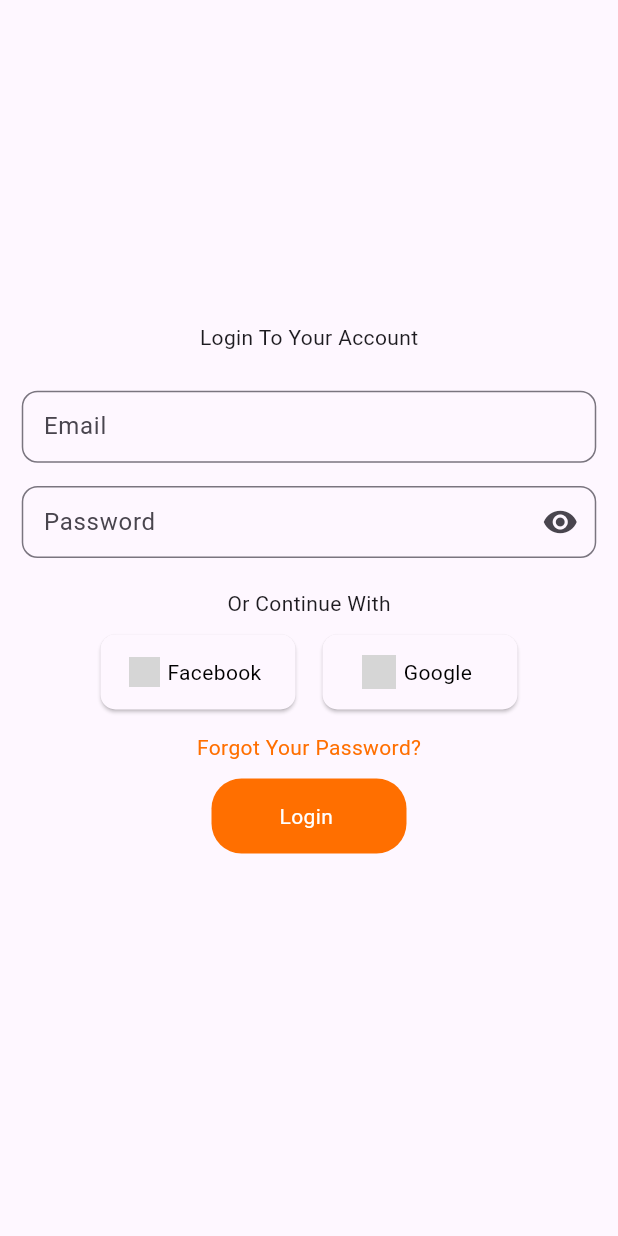
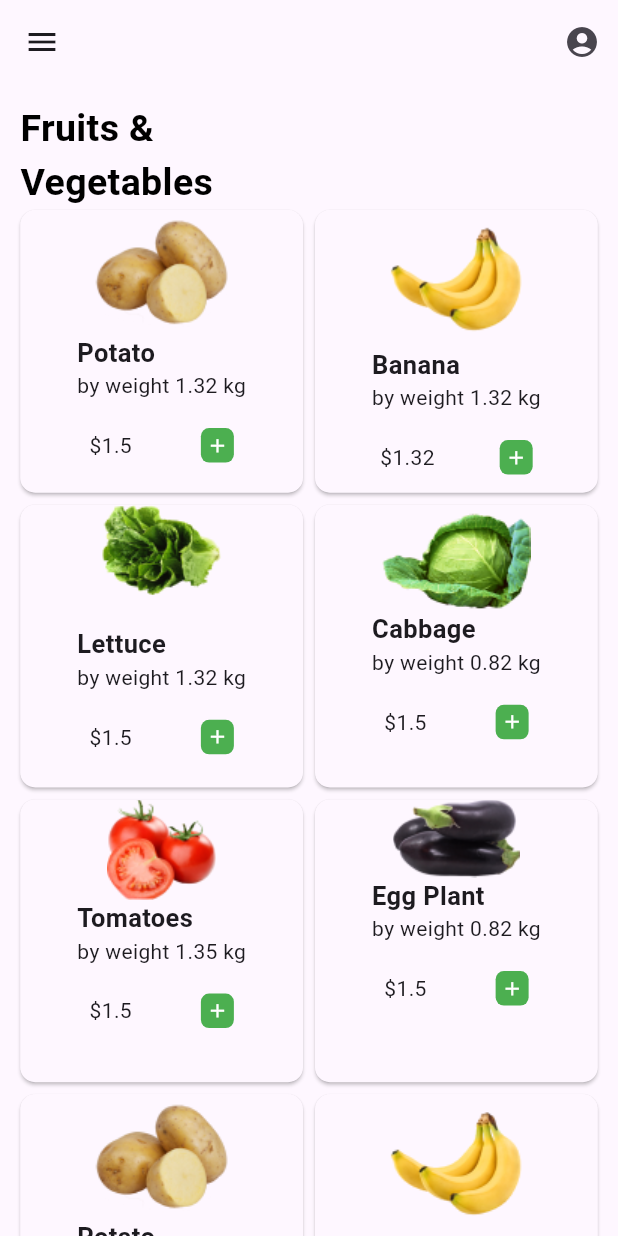
Before and after one commit to awisa-cpu/VegeMarket, a Flutter app: the screen it shows after launch, on a phone screen of 412 x 824 dp. Run offline on Flutter 3.47's test engine with Material 2 defaults, Android fonts, the phone set to English and light mode, and no system bars; our stand-ins replace firebase_auth, firebase_core; accounts and stored records are empty; grey boxes are pictures that could not be loaded.

Commit message:
added the allproducts page, single product and other assets

```diff
--- /dev/null
+++ b/lib/Controllers/product_controller.dart
@@ -0,0 +1,54 @@
+import 'dart:collection';
+
+import 'package:flutter/foundation.dart';
+import 'package:shopcart/models/product.dart';
+import 'package:shopcart/services/database/product_repository.dart';
+
+class ProductProvider extends ChangeNotifier {
+  //contain all the products
+  final List<Product> _products = ProductsRepo().products;
+
+  final List<Product> _cart = [];
+
+  double totalPrice = 0;
+
+  //to retrive all the products in cart
+  UnmodifiableListView<Product> get cart => UnmodifiableListView(_cart);
+
+  //to retrive all the products
+  UnmodifiableListView<Product> get products => UnmodifiableListView(_products);
+
+  List<Product> getProductsByCategoryId({required int categoryId}) {
+    final newProducts = _products
+        .where((product) => product.categoryId == categoryId) as List<Product>;
+    notifyListeners();
+    return newProducts;
+  }
+
+  void addToCart({required Product product}) {
+    _cart.add(product);
+    notifyListeners();
+  }
+
+  void removeFromCart({required Product product}) {
+    if (_cart.contains(product)) {
+      _cart.remove(product);
+    }
+    notifyListeners();
+  }
+
+  void clearCart() {
+    _cart.clear();
+    notifyListeners();
+  }
+
+  double getCartTotalPrice() {
+    if (_cart.isNotEmpty) {
+      for (var item in _cart) {
+        totalPrice = totalPrice + item.price;
+      }
+    }
+    notifyListeners();
+    return totalPrice;
+  }
+}
--- a/lib/Views/home.dart
+++ /dev/null
@@ -1,10 +0,0 @@
-import 'package:flutter/material.dart';
-
-class Home extends StatelessWidget {
-  const Home({super.key});
-
-  @override
-  Widget build(BuildContext context) {
-    return const Placeholder();
-  }
-}
--- /dev/null
+++ b/lib/Views/product_views/home_product.dart
@@ -0,0 +1,71 @@
+import 'package:flutter/material.dart';
+import 'package:provider/provider.dart';
+import 'package:shopcart/Controllers/product_controller.dart';
+import 'package:shopcart/Views/product_views/single_product.dart';
+
+class HomeProduct extends StatelessWidget {
+  const HomeProduct({super.key});
+
+  @override
+  Widget build(BuildContext context) {
+    final allProducts = context.read<ProductProvider>().products;
+
+    //
+    return Scaffold(
+      appBar: AppBar(
+        leading: IconButton(onPressed: () {}, icon: const Icon(Icons.menu)),
+        actions: [
+          IconButton(onPressed: () {}, icon: const Icon(Icons.account_circle))
+        ],
+      ),
+
+      //body
+      body: SingleChildScrollView(
+        child: Padding(
+          padding: const EdgeInsets.symmetric(horizontal: 13.5, vertical: 12),
+          child: Column(
+            crossAxisAlignment: CrossAxisAlignment.start,
+            children: [
+
+              //
+              const Text(
+                'Fruits &',
+                style: TextStyle(
+                    fontSize: 25,
+                    color: Colors.black,
+                    fontWeight: FontWeight.bold),
+              ),
+
+              //
+              const Text(
+                'Vegetables',
+                style: TextStyle(
+                    fontSize: 25,
+                    color: Colors.black,
+                    fontWeight: FontWeight.bold),
+              ),
+
+              //all products
+              GridView.builder(
+                physics: const ScrollPhysics(),
+                shrinkWrap: true,
+                gridDelegate: const SliverGridDelegateWithFixedCrossAxisCount(
+                  crossAxisCount: 2,
+                  mainAxisSpacing: 8,
+                  crossAxisSpacing: 8,
+                ),
+                itemCount: allProducts.length,
+                itemBuilder: (context, index) {
+                  final product = allProducts[index];
+                  return SingleProduct(product: product);
+                },
+              )
+            ],
+          ),
+        ),
+      ),
+
+      //bottom nav bar
+    );
+  }
+}
--- /dev/null
+++ b/lib/Views/product_views/single_product.dart
@@ -0,0 +1,77 @@
+import 'package:flutter/material.dart';
+import 'package:shopcart/models/product.dart';
+
+class SingleProduct extends StatelessWidget {
+  const SingleProduct({
+    super.key,
+    required this.product,
+  });
+
+  final Product product;
+
+  @override
+  Widget build(BuildContext context) {
+    //
+    return Material(
+      elevation: 1.0,
+      borderRadius: BorderRadius.circular(10),
+      child: SizedBox(
+        height: 200,
+        width: 200,
+        child: Column(
+          mainAxisSize: MainAxisSize.min,
+          children: [
+            Image.asset(product.image!),
+
+            //
+            Column(
+              crossAxisAlignment: CrossAxisAlignment.start,
+              mainAxisSize: MainAxisSize.min,
+              children: [
+                Text(
+                  product.name,
+                  style: const TextStyle(
+                      fontWeight: FontWeight.bold, fontSize: 17),
+                ),
+                Text('by weight ${product.weight ?? 0.0} kg'),
+              ],
+            ),
+
+            //
+            const SizedBox(
+              height: 18.4,
+            ),
+
+            //
+            Row(
+              mainAxisAlignment: MainAxisAlignment.spaceEvenly,
+              children: [
+                Text('\$${product.price.toString()}'),
+
+                //
+                GestureDetector(
+                  onTap: () {
+                    //add to cart
+                  },
+                  child: Container(
+                    height: 23,
+                    width: 22,
+                    decoration: BoxDecoration(
+                      color: Colors.green,
+                      borderRadius: BorderRadius.circular(5.5),
+                    ),
+                    child: const Icon(
+                      Icons.add,
+                      size: 15,
+                      color: Colors.white,
+                    ),
+                  ),
+                )
+              ],
+            ),
+          ],
+        ),
+      ),
+    );
+  }
+}
--- a/lib/main.dart
+++ b/lib/main.dart
@@ -1,7 +1,10 @@
 import 'package:flutter/material.dart';
-import 'package:shopcart/Views/auth_views/sign_in.dart';
+import 'package:provider/provider.dart';
+import 'package:shopcart/Controllers/product_controller.dart';
+import 'package:shopcart/Views/product_views/home_product.dart';
 
 void main() {
+  WidgetsFlutterBinding.ensureInitialized();
   runApp(const MyApp());
 }
 
@@ -11,14 +14,17 @@ class MyApp extends StatelessWidget {
   // This widget is the root of your application.
   @override
   Widget build(BuildContext context) {
-    return MaterialApp(
-      title: 'Vege Market',
-      debugShowCheckedModeBanner: false,
-      theme: ThemeData(
-        colorScheme: ColorScheme.fromSeed(seedColor: Colors.deepPurple),
-        useMaterial3: true,
+    return ChangeNotifierProvider(
+      create: (_) => ProductProvider(),
+      child: MaterialApp(
+        title: 'Vege Market',
+        debugShowCheckedModeBanner: false,
+        theme: ThemeData(
+          colorScheme: ColorScheme.fromSeed(seedColor: Colors.deepPurple),
+          useMaterial3: true,
+        ),
+        home: const HomeProduct(),
       ),
-      home: const SignInView(),
     );
   }
 }
--- /dev/null
+++ b/lib/models/category.dart
@@ -0,0 +1,17 @@
+import 'package:shopcart/models/product.dart';
+
+class Category {
+  //>id,name,products
+
+  final int id;
+  final String name;
+  String? description;
+  final List<Product> products;
+
+  Category({
+    required this.id,
+    required this.name,
+    this.description,
+    required this.products,
+  });
+}
--- /dev/null
+++ b/lib/models/order.dart
@@ -0,0 +1,15 @@
+import 'package:shopcart/models/product.dart';
+
+class Order {
+  //>id,products,total_price
+
+  final String id;
+  final List<Product> products;
+  final double totalPrice;
+
+  Order({
+    required this.id,
+    required this.products,
+    required this.totalPrice,
+  });
+}
--- /dev/null
+++ b/lib/models/product.dart
@@ -0,0 +1,23 @@
+class Product {
+//>id,name,description,price,image,
+
+
+  final int id;
+  final int categoryId;
+  final String name;
+  String? description;
+  final double price;
+   double? weight;
+  String? image;
+
+
+  Product({
+    required this.id,
+    required this.categoryId,
+    required this.name,
+    this.description,
+    required this.price,
+    this.image,
+    this.weight
+  });
+}
--- /dev/null
+++ b/lib/services/database/product_repository.dart
@@ -0,0 +1,118 @@
+import 'package:shopcart/models/product.dart';
+
+class ProductsRepo {
+  final List<Product> _products = [
+    Product(
+      id: 1,
+      categoryId: 1,
+      name: 'Potato',
+      price: 1.5,
+      description: 'Thi is is a carbohydrate food',
+      image: 'lib/images/products/potato.png',
+      weight: 1.32
+    ),
+    Product(
+      id: 2,
+      categoryId: 2,
+      name: 'Banana',
+      price: 1.32,
+      description: 'Thi is is a carbohydrate food',
+      image: 'lib/images/products/banana.png',
+      weight: 1.32
+    ),
+    Product(
+      id: 3,
+      categoryId: 3,
+      name: 'Lettuce',
+      price: 1.5,
+      description: 'Thi is is a carbohydrate food',
+      image: 'lib/images/products/lettuce.png',
+      weight: 1.32
+    ),
+    Product(
+      id: 4,
+      categoryId: 3,
+      name: 'Cabbage',
+      price: 1.5,
+      description: 'Thi is is a carbohydrate food',
+      image: 'lib/images/products/cabbage.png',
+       weight: 0.82,
+    ),
+    Product(
+      id: 5,
+      categoryId: 2,
+      name: 'Tomatoes',
+      price: 1.5,
+      description: 'Thi is is a carbohydrate food',
+      image: 'lib/images/products/tomatoes.png',
+      weight: 1.35
+    ),
+    Product(
+      id: 6,
+      categoryId: 2,
+      name: 'Egg Plant',
+      price: 1.5,
+      description: 'Thi is is a carbohydrate food',
+      image: 'lib/images/products/eggplant.png',
+       weight: 0.82
+    ),
+    Product(
+      id: 1,
+      categoryId: 1,
+      name: 'Potato',
+      price: 1.5,
+      description: 'Thi is is a carbohydrate food',
+      image: 'lib/images/products/potato.png',
+      weight: 1.32
+    ),
+    Product(
+      id: 2,
+      categoryId: 2,
+      name: 'Banana',
+      price: 1.32,
+      description: 'Thi is is a carbohydrate food',
+      image: 'lib/images/products/banana.png',
+      weight: 1.32
+    ),
+    Product(
+      id: 3,
+      categoryId: 3,
+      name: 'Lettuce',
+      price: 1.5,
+      description: 'Thi is is a carbohydrate food',
+      image: 'lib/images/products/lettuce.png',
+      weight: 1.32
+    ),
+    Product(
+      id: 4,
+      categoryId: 3,
+      name: 'Cabbage',
+      price: 1.5,
+      description: 'Thi is is a carbohydrate food',
+      image: 'lib/images/products/cabbage.png',
+       weight: 0.82
+    ),
+    Product(
+      id: 5,
+      categoryId: 2,
+      name: 'Tomatoes',
+      price: 1.5,
+      description: 'Thi is is a carbohydrate food',
+      image: 'lib/images/products/tomatoes.png',
+      weight: 1.35
+    ),
+    Product(
+      id: 6,
+      categoryId: 2,
+      name: 'Egg Plant',
+      price: 1.5,
+      description: 'Thi is is a carbohydrate food',
+      image: 'lib/images/products/eggplant.png',
+       weight: 0.82
+    ),
+  ];
+
+  //  UnmodifiableListView<Product> get products => UnmodifiableListView(_products);
+
+  List<Product> get products => _products;
+}
--- a/pubspec.yaml
+++ b/pubspec.yaml
@@ -38,6 +38,7 @@ dependencies:
   provider: ^6.0.5
   firebase_core: ^2.20.0
   firebase_auth: ^4.12.0
+  google_fonts: ^6.1.0
 
 dev_dependencies:
   flutter_test:
@@ -62,8 +63,9 @@ flutter:
   uses-material-design: true
 
   # To add assets to your application, add an assets section, like this:
-  # assets:
-  #   - images/a_dot_burr.jpeg
+  assets:
+    - lib/images/
+    - lib/images/products/
   #   - images/a_dot_ham.jpeg
 
   # An image asset can refer to one or more resolution-specific "variants", see
```
Also changed, not shown: lib/images/facebook.png (added), lib/images/google.jpg (added), lib/images/products/banana.png (added), lib/images/products/cabbage.png (added), lib/images/products/eggplant.png (added), lib/images/products/lettuce.png (added), lib/images/products/potato.png (added), lib/images/products/tomatoes.png (added), pubspec.lock, 1 other file.
